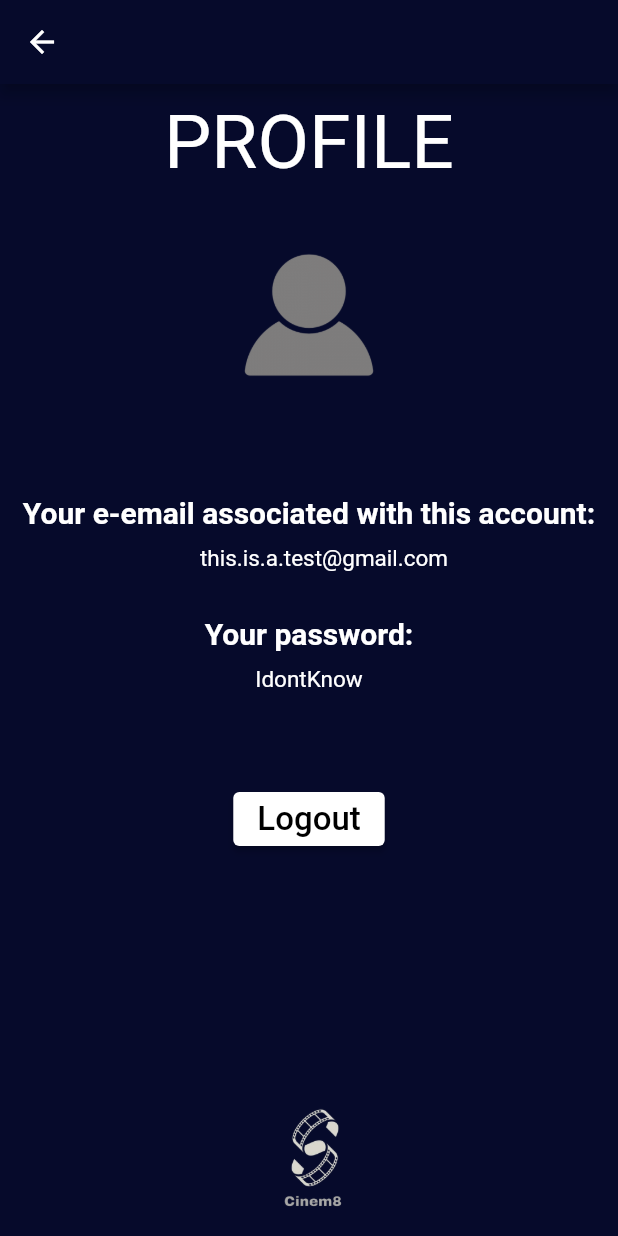
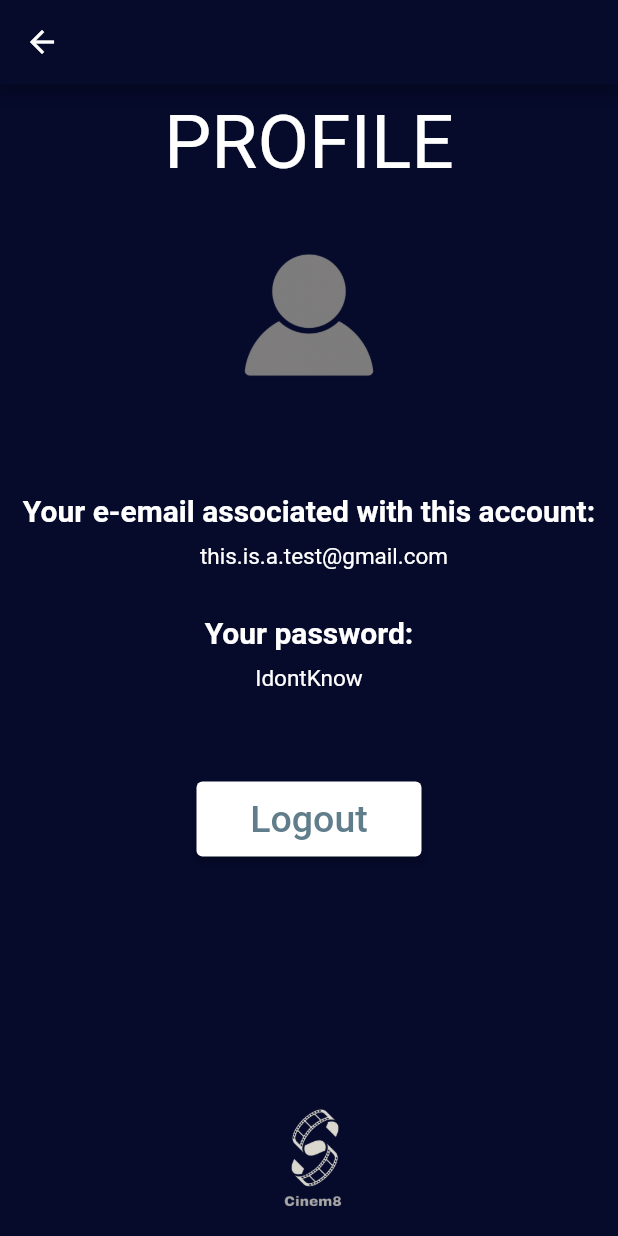
Before and after one commit to danielrebelo1/feup-esof-project, a Flutter app: the MyHomePage screen opened directly, after a tap on the "person outline" icon, on a phone screen of 412 x 824 dp. Run offline on Flutter 3.47's test engine with Material 2 defaults, Android fonts, the phone set to English and light mode, and no system bars.

Commit message:
added logout button

```diff
--- a/app/lib/main.dart
+++ b/app/lib/main.dart
@@ -167,7 +167,7 @@ class _MyHomePageState extends State<MyHomePage> {
                         _movies[_currentIndex].rating.toString(),
                         style: const TextStyle(
                           color: Colors.amber,
-                          fontSize: 15,
+                          fontSize: 20,
                           fontWeight: FontWeight.bold,
                         ),
                       ),
--- a/app/lib/profile_page.dart
+++ b/app/lib/profile_page.dart
@@ -1,4 +1,5 @@
 import 'package:flutter/material.dart';
+import 'package:project/login_page.dart';
 
 class ProfilePage extends StatelessWidget {
   const ProfilePage({super.key});
@@ -106,9 +107,20 @@ class ImageWidget extends StatelessWidget {
                 const SizedBox(
                   height: 60,
                 ),
-                ElevatedButton(onPressed: (){ }, child: Text('Logout',style: TextStyle(color:Colors.black, fontSize: 22),),
-                  style: ElevatedButton.styleFrom(primary: Colors.white,),
-                )
+                ElevatedButton(
+                  style: ElevatedButton.styleFrom(
+                    primary: Colors.white, // background color
+                    onPrimary: Colors.black,
+                    minimumSize: Size(150, 50),// text color
+                  ),
+                  onPressed: () {
+                    Navigator.push(
+                      context,
+                      MaterialPageRoute(builder: (context) => const LoginPage()),
+                    );
+                  },
+                  child: Text('Logout',style: TextStyle(fontSize: 25, color: Colors.blueGrey),),
+                ),
             ],
           )
         )
```
Also changed, not shown: 6 other files.
